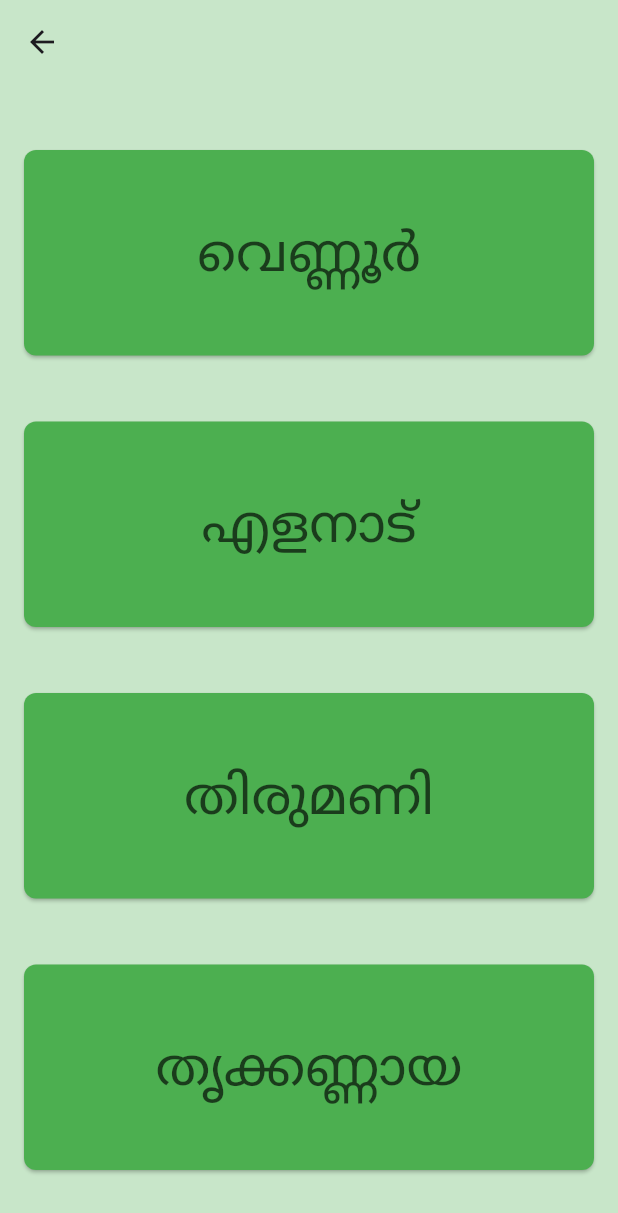
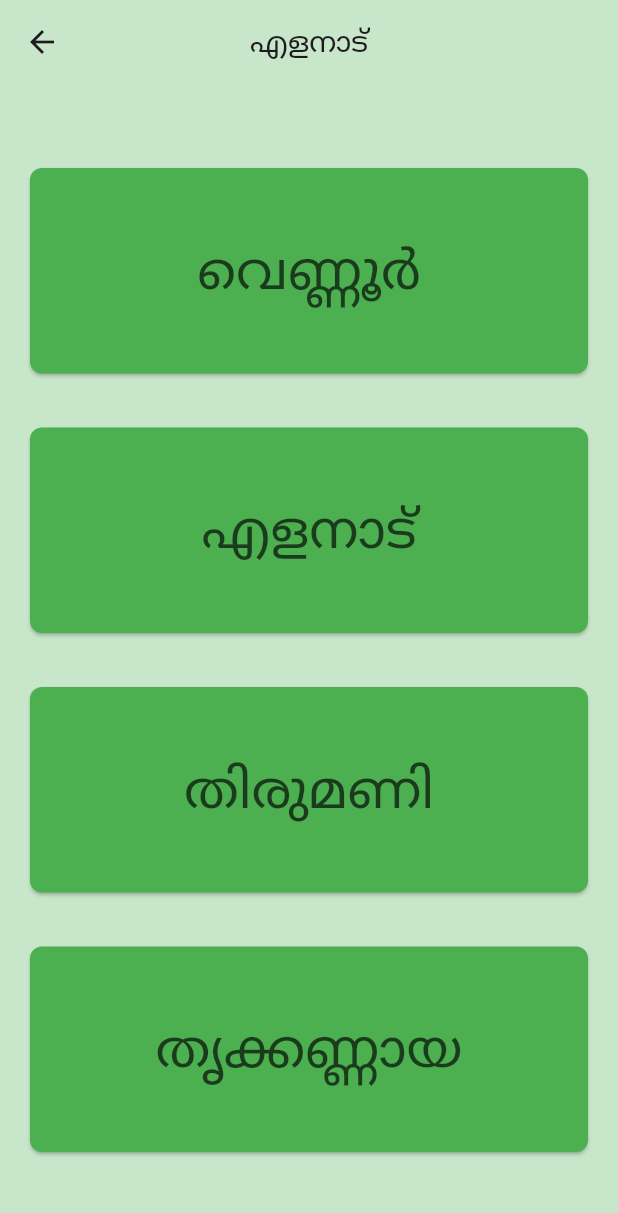
Before and after one commit to krAbhijith/Flutter_Booking_Management, a Flutter app: the screen it shows after launch, after a tap on "എളനാട്", on a phone screen of 412 x 824 dp. Shown: the top 1213 px of the screen. Run offline on Flutter 3.47's test engine with Material 3 defaults, Android fonts, the phone set to English and light mode, and no system bars; our stand-ins replace hive, hive_flutter, shared_preferences; missing offline and left inert: easy_autocomplete; accounts and stored records are empty.

Commit message:
release version

```diff
--- a/lib/screens/area_screen.dart
+++ b/lib/screens/area_screen.dart
@@ -14,9 +14,13 @@ class Area extends StatelessWidget {
     return Scaffold(
       appBar: AppBar(
         backgroundColor: Colors.green.shade100,
+        title: Text(areaNumber == 1 ? 'പഴയന്നൂർ' : 'എളനാട്'),
+        centerTitle: true,
       ),
       backgroundColor: Colors.green.shade100,
-      body: SafeArea(
+      body: Padding(
+        padding: const EdgeInsets.all(20.0),
+        child: SafeArea(
           child: Center(
             child: Column(
               mainAxisAlignment: MainAxisAlignment.spaceEvenly,
@@ -45,6 +49,7 @@ class Area extends StatelessWidget {
             ),
           ),
         ),
+      ),
     );
   }
 }
--- a/lib/screens/day_log_screen.dart
+++ b/lib/screens/day_log_screen.dart
@@ -23,8 +23,7 @@ class DayLog extends StatelessWidget {
         itemCount: dayList.length,
         itemBuilder: (context, index){
           Booking bill = dayList.elementAt(index);
-          Color tileColor = index % 2 == 0 ? const Color.fromARGB(120, 0, 0, 0) : Colors.green.shade300;
-          String cNo = bill.onlinePayment ? '${bill.consumerNumber}**'  : bill.consumerNumber.toString();
+          Color tileColor = bill.onlinePayment ? const Color.fromARGB(120, 0, 0, 0) : Colors.green.shade300;
             return ListTile(
               titleTextStyle: const TextStyle(fontSize: 18),
               titleAlignment: ListTileTitleAlignment.center,
@@ -32,7 +31,7 @@ class DayLog extends StatelessWidget {
               tileColor: tileColor,
                 title: Row(
                   children: [
-                    Expanded(flex: 1,child: Text(cNo, textAlign: TextAlign.center,)),
+                    Expanded(flex: 1,child: Text(bill.consumerNumber.toString(), textAlign: TextAlign.center,)),
                     Expanded(flex: 1,child: Text(bill.name, textAlign: TextAlign.center,)),
                     Expanded(flex: 1,child: Text(bill.place, textAlign: TextAlign.center,)),
                   ],
--- a/lib/screens/home_screen.dart
+++ b/lib/screens/home_screen.dart
@@ -9,7 +9,9 @@ class Home extends StatelessWidget {
   Widget build(BuildContext context) {
     return Scaffold(
       backgroundColor: Colors.green.shade100,
-      body: SafeArea(
+      body: Padding(
+        padding: const EdgeInsets.all(20.0),
+        child: SafeArea(
           child: Center(
             child: Column(
               mainAxisAlignment: MainAxisAlignment.spaceEvenly,
@@ -97,6 +99,7 @@ class Home extends StatelessWidget {
             ),
           ),
         ),
+      ),
     );
   }
 }
--- a/pubspec.yaml
+++ b/pubspec.yaml
@@ -8,10 +8,12 @@ environment:
 
 dependencies:
   collection: ^1.18.0
+  easy_autocomplete: ^1.6.0
   flutter:
     sdk: flutter
   hive: ^2.0.4
   hive_flutter: ^1.1.0
+  shared_preferences: ^2.2.3
   url_launcher: ^6.0.13
 
 dev_dependencies:
```
Also changed, not shown: lib/screens/add_screen.dart (+48 -9 lines), lib/screens/admin_screen.dart (+4 -25 lines), lib/screens/booking_list_screen.dart (+10 -3 lines), pubspec.lock, 7 other files. Lines whose indentation alone changed are shown as unchanged.
